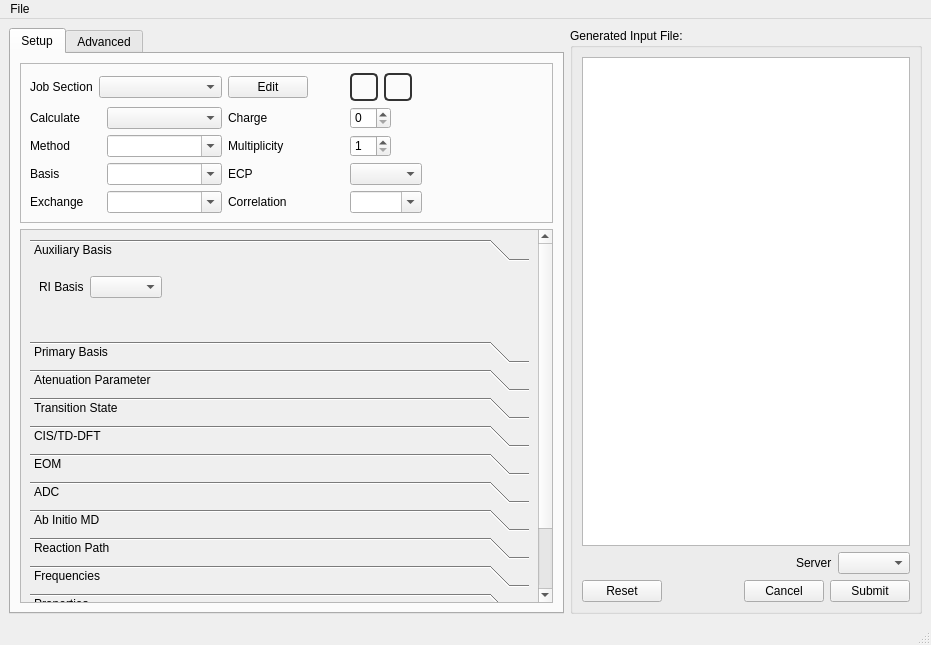
The window that src/Qui/QuiMainWindow.ui (nutjunkie/IQmol) describes before a commit, drawn with Qt 5.
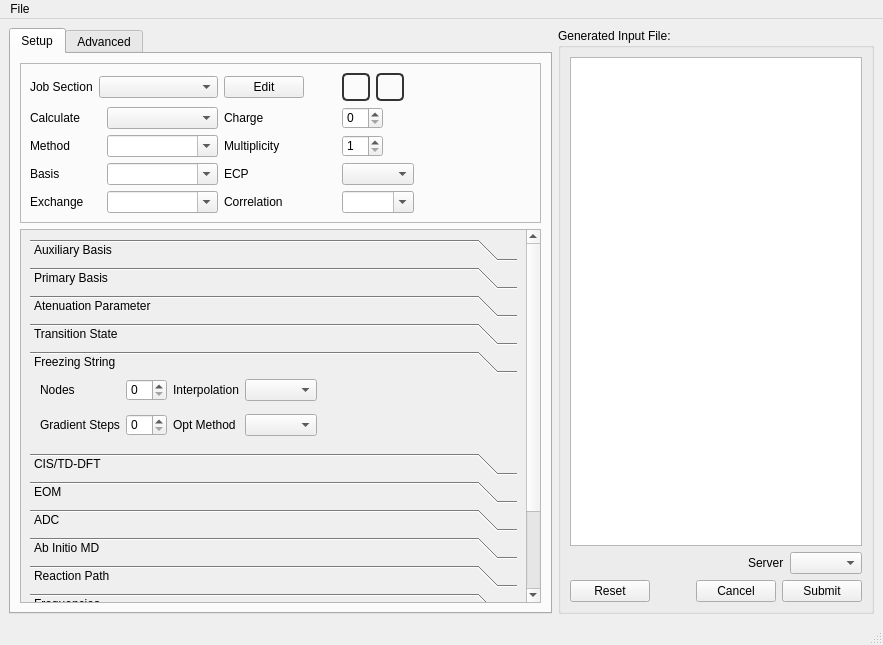
The same window after the commit. The open tabs and pages were chosen to show the change. Icons and pictures are not drawn.

Commit message: Fixed solvent methods and added FSM support

What changed in the file:
```diff
--- a/src/Qui/QuiMainWindow.ui
+++ b/src/Qui/QuiMainWindow.ui
@@ -6,7 +6,7 @@
    <rect>
     <x>0</x>
     <y>0</y>
-    <width>931</width>
+    <width>883</width>
     <height>645</height>
    </rect>
   </property>
@@ -445,9 +445,9 @@
            <property name="geometry">
             <rect>
              <x>0</x>
-             <y>-105</y>
-             <width>517</width>
-             <height>463</height>
+             <y>0</y>
+             <width>484</width>
+             <height>577</height>
             </rect>
            </property>
            <layout class="QVBoxLayout" name="verticalLayout_7">
@@ -460,15 +460,15 @@
                <number>11</number>
               </property>
               <property name="tabSpacing">
-               <number>6</number>
+               <number>-1</number>
               </property>
               <widget class="QWidget" name="pageAuxiliaryBasis">
                <property name="geometry">
                 <rect>
                  <x>0</x>
                  <y>0</y>
-                 <width>499</width>
-                 <height>68</height>
+                 <width>460</width>
+                 <height>77</height>
                 </rect>
                </property>
                <attribute name="label">
@@ -679,6 +679,89 @@
                 </item>
                </layout>
               </widget>
+              <widget class="QWidget" name="pageFreezingString">
+               <attribute name="label">
+                <string>Freezing String</string>
+               </attribute>
+               <widget class="QWidget" name="">
+                <property name="geometry">
+                 <rect>
+                  <x>10</x>
+                  <y>0</y>
+                  <width>392</width>
+                  <height>64</height>
+                 </rect>
+                </property>
+                <layout class="QGridLayout" name="gridLayout_12">
+                 <item row="0" column="0" colspan="2">
+                  <widget class="QLabel" name="label_67">
+                   <property name="text">
+                    <string>Nodes</string>
+                   </property>
+                  </widget>
+                 </item>
+                 <item row="0" column="2">
+                  <widget class="QSpinBox" name="fsm_nnode"/>
+                 </item>
+                 <item row="0" column="3">
+                  <widget class="QLabel" name="label_77">
+                   <property name="text">
+                    <string>Interpolation</string>
+                   </property>
+                  </widget>
+                 </item>
+                 <item row="0" column="4">
+                  <widget class="QComboBox" name="fsm_mode"/>
+                 </item>
+                 <item row="0" column="5">
+                  <spacer name="horizontalSpacer_40">
+                   <property name="orientation">
+                    <enum>Qt::Horizontal</enum>
+                   </property>
+                   <property name="sizeHint" stdset="0">
+                    <size>
+                     <width>40</width>
+                     <height>20</height>
+                    </size>
+                   </property>
+                  </spacer>
+                 </item>
+                 <item row="1" column="0" rowspan="2" colspan="2">
+                  <widget class="QLabel" name="label_69">
+                   <property name="text">
+                    <string>Gradient Steps</string>
+                   </property>
+                  </widget>
+                 </item>
+                 <item row="1" column="2" rowspan="2">
+                  <widget class="QSpinBox" name="fsm_ngrad"/>
+                 </item>
+                 <item row="1" column="3" rowspan="2">
+                  <widget class="QLabel" name="label_78">
+                   <property name="text">
+                    <string>Opt Method</string>
+                   </property>
+                  </widget>
+                 </item>
+                 <item row="1" column="4" rowspan="2">
+                  <widget class="QComboBox" name="fsm_opt_mode"/>
+                 </item>
+                 <item row="2" column="1">
+                  <spacer name="verticalSpacer_6">
+                   <property name="orientation">
+                    <enum>Qt::Vertical</enum>
+                   </property>
+                   <property name="sizeHint" stdset="0">
+                    <size>
+                     <width>20</width>
+                     <height>13</height>
+                    </size>
+                   </property>
+                  </spacer>
+                 </item>
+                </layout>
+               </widget>
+              </widget>
               <widget class="QWidget" name="pageCIS">
                <property name="geometry">
                 <rect>
@@ -6669,8 +6752,8 @@
     <rect>
      <x>0</x>
      <y>0</y>
-     <width>931</width>
-     <height>20</height>
+     <width>883</width>
+     <height>22</height>
     </rect>
    </property>
    <widget class="QMenu" name="menuFile">
```
Left out of the diff: 221 changed lines with no effect on the pictures. The commit also changes 5 other files.
